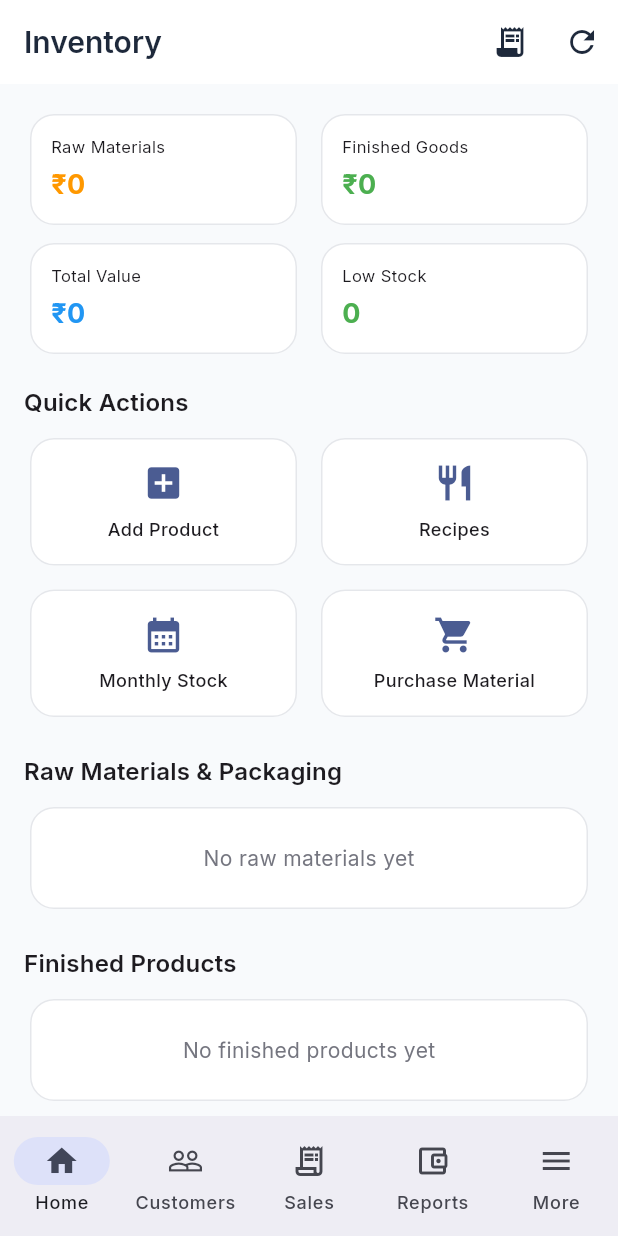
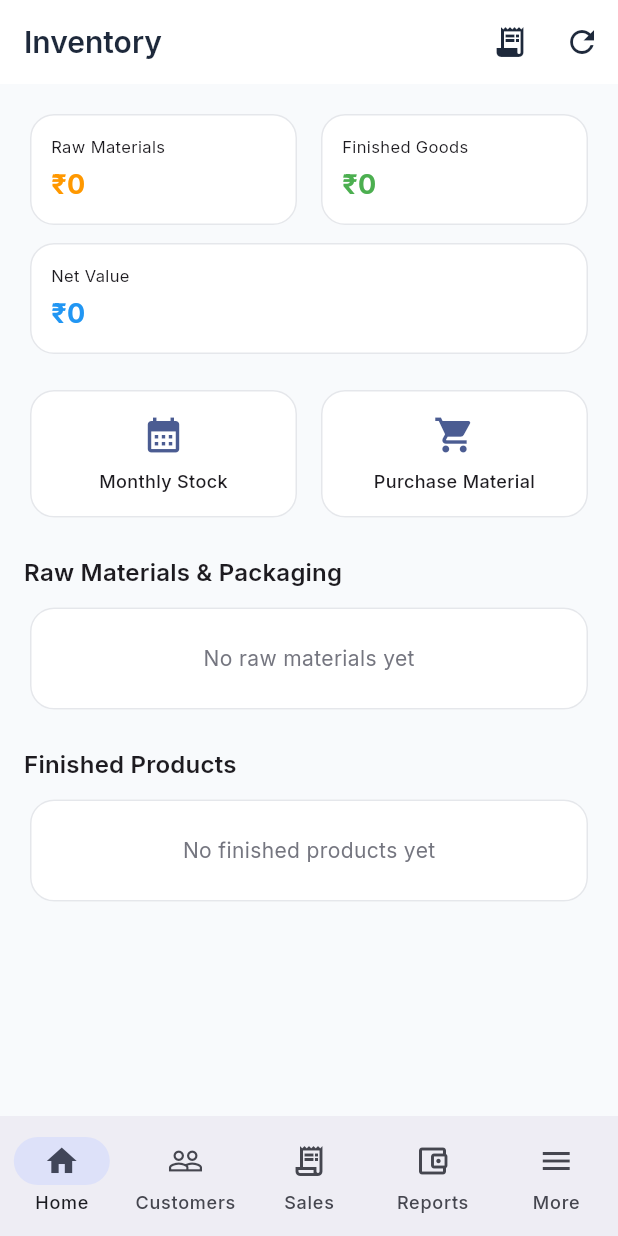
Before and after one commit to nnbabu13/wateros, a Flutter app: the InventoryDashboardScreen screen opened by its route, after a tap on the "refresh" icon, on a phone screen of 412 x 824 dp. Run offline on Flutter 3.47's test engine with Material 3 defaults, Android fonts, the phone set to English and light mode, and no system bars; our stand-ins replace connectivity_plus, flutter_riverpod, flutter_svg, gap, go_router, google_fonts and 5 more; accounts and stored records are empty.

Commit message:
Simplify inventory dashboard: raw material value = opening + purchases, finished goods = sales value, net = difference, remove recipes/add product/low stock

```diff
--- a/lib/core/router/app_router.dart
+++ b/lib/core/router/app_router.dart
@@ -27,7 +27,6 @@ import '../../features/inventory/presentation/screens/inventory_dashboard_screen
 import '../../features/inventory/presentation/screens/product_detail_screen.dart';
 import '../../features/inventory/presentation/screens/add_inventory_product_screen.dart';
 import '../../features/inventory/presentation/screens/stock_movements_screen.dart';
-import '../../features/inventory/presentation/screens/product_recipes_screen.dart';
 import '../../features/inventory/presentation/screens/monthly_stock_screen.dart';
 import '../../features/employees/presentation/screens/employees_screen.dart';
 import '../../features/employees/presentation/screens/employee_detail_screen.dart';
@@ -222,10 +221,6 @@ final appRouterProvider = Provider<GoRouter>((ref) {
                 builder: (context, state) => const StockMovementsScreen(),
               ),
               GoRoute(
-                path: 'recipes',
-                builder: (context, state) => const ProductRecipesScreen(),
-              ),
-              GoRoute(
                 path: 'monthly-stock',
                 builder: (context, state) => const MonthlyStockScreen(),
               ),
--- a/lib/features/inventory/presentation/screens/inventory_dashboard_screen.dart
+++ b/lib/features/inventory/presentation/screens/inventory_dashboard_screen.dart
@@ -1,8 +1,8 @@
 import 'package:flutter/material.dart';
+import 'package:intl/intl.dart';
 import 'package:go_router/go_router.dart';
 import 'package:supabase_flutter/supabase_flutter.dart';
 import '../../../../core/utils/business_helper.dart';
-import '../../data/models/inventory_product.dart';
 
 class InventoryDashboardScreen extends StatefulWidget {
   const InventoryDashboardScreen({super.key});
@@ -12,9 +12,14 @@ class InventoryDashboardScreen extends StatefulWidget {
 }
 
 class _InventoryDashboardScreenState extends State<InventoryDashboardScreen> {
+  bool _isLoading = true;
+  double _rawMaterialValue = 0;
+  double _finishedGoodsValue = 0;
+  double _rawMaterialOpening = 0;
+  double _rawMaterialPurchases = 0;
+  double _finishedSales = 0;
   List<Map<String, dynamic>> _rawMaterials = [];
   List<Map<String, dynamic>> _finishedProducts = [];
-  bool _isLoading = true;
 
   @override
   void initState() {
@@ -26,21 +31,64 @@ class _InventoryDashboardScreenState extends State<InventoryDashboardScreen> {
     setState(() => _isLoading = true);
     try {
       final bizId = await BusinessHelper.getOrCreateBusinessId();
-      final allProducts = await Supabase.instance.client
+      final now = DateTime.now();
+      final monthStr = DateFormat('yyyy-MM-01').format(now);
+      final monthStart = DateFormat('yyyy-MM-dd').format(DateTime(now.year, now.month, 1));
+      final monthEnd = DateFormat('yyyy-MM-dd').format(DateTime(now.year, now.month + 1, 0));
+
+      final productsFuture = Supabase.instance.client
           .from('products')
           .select('id, name, product_type, unit, packaging_unit, conversion_quantity, current_stock, minimum_stock, purchase_price, average_cost, selling_price, is_active')
           .eq('business_id', bizId)
           .eq('is_active', true)
           .order('name');
+
+      final rawOpeningFuture = Supabase.instance.client
+          .from('stock_entries')
+          .select('total_value')
+          .eq('business_id', bizId)
+          .eq('month', monthStr)
+          .eq('entry_type', 'opening');
+
+      final purchasesFuture = Supabase.instance.client
+          .from('purchase_items')
+          .select('total_amount, product_id, products!inner(product_type, business_id)')
+          .eq('products.business_id', bizId)
+          .eq('products.product_type', 'raw_material')
+          .gte('created_at', monthStart)
+          .lte('created_at', monthEnd);
+
+      final salesFuture = Supabase.instance.client
+          .from('sales')
+          .select('total_amount')
+          .eq('business_id', bizId)
+          .neq('status', 'cancelled')
+          .gte('invoice_date', monthStart)
+          .lte('invoice_date', monthEnd);
+
+      final results = await Future.wait([productsFuture, rawOpeningFuture, purchasesFuture, salesFuture]);
+
+      final allProducts = List<Map<String, dynamic>>.from(results[0] as List);
+      final rawOpening = List<Map<String, dynamic>>.from(results[1] as List);
+      final purchaseItems = List<Map<String, dynamic>>.from(results[2] as List);
+      final salesData = List<Map<String, dynamic>>.from(results[3] as List);
+
+      final rawOpeningValue = rawOpening.fold<double>(0, (s, e) => s + ((e['total_value'] as num?)?.toDouble() ?? 0));
+      final rawPurchasesValue = purchaseItems.fold<double>(0, (s, e) => s + ((e['total_amount'] as num?)?.toDouble() ?? 0));
+      final salesValue = salesData.fold<double>(0, (s, e) => s + ((e['total_amount'] as num?)?.toDouble() ?? 0));
+
+      final rawList = allProducts.where((p) => ['raw_material', 'packaging'].contains(p['product_type'])).toList();
+      final finishedList = allProducts.where((p) => p['product_type'] == 'finished_product').toList();
+
       if (mounted) {
-        final allList = List<Map<String, dynamic>>.from(allProducts as List);
         setState(() {
-          _rawMaterials = allList
-              .where((p) => ['raw_material', 'packaging'].contains(p['product_type']))
-              .toList();
-          _finishedProducts = allList
-              .where((p) => p['product_type'] == 'finished_product')
-              .toList();
+          _rawMaterials = rawList;
+          _finishedProducts = finishedList;
+          _rawMaterialOpening = rawOpeningValue;
+          _rawMaterialPurchases = rawPurchasesValue;
+          _rawMaterialValue = rawOpeningValue + rawPurchasesValue;
+          _finishedSales = salesValue;
+          _finishedGoodsValue = salesValue;
           _isLoading = false;
         });
       }
@@ -52,23 +100,7 @@ class _InventoryDashboardScreenState extends State<InventoryDashboardScreen> {
   @override
   Widget build(BuildContext context) {
     final cs = Theme.of(context).colorScheme;
-    final rawValue = _rawMaterials.fold<double>(0, (s, p) {
-      final stock = (p['current_stock'] as num?)?.toDouble() ?? 0;
-      final cost = (p['average_cost'] as num?)?.toDouble() ?? 0;
-      return s + stock * cost;
-    });
-    final finishedValue = _finishedProducts.fold<double>(0, (s, p) {
-      final stock = (p['current_stock'] as num?)?.toDouble() ?? 0;
-      final price = (p['selling_price'] as num?)?.toDouble() ?? 0;
-      return s + stock * price;
-    });
-    final lowStockCount = [..._rawMaterials, ..._finishedProducts]
-        .where((p) {
-          final stock = (p['current_stock'] as num?)?.toDouble() ?? 0;
-          final min = (p['minimum_stock'] as num?)?.toDouble() ?? 0;
-          return min > 0 && stock <= min;
-        })
-        .length;
+    final netValue = _rawMaterialValue - _finishedGoodsValue;
 
     return Scaffold(
       appBar: AppBar(
@@ -87,30 +119,14 @@ class _InventoryDashboardScreenState extends State<InventoryDashboardScreen> {
                 children: [
                   Row(
                     children: [
-                      _valueCard('Raw Materials', rawValue, Colors.orange),
+                      _valueCard('Raw Materials', _rawMaterialValue, Colors.orange),
                       const SizedBox(width: 8),
-                      _valueCard('Finished Goods', finishedValue, Colors.green),
+                      _valueCard('Finished Goods', _finishedGoodsValue, Colors.green),
                     ],
                   ),
                   const SizedBox(height: 4),
-                  Row(
-                    children: [
-                      _valueCard('Total Value', rawValue + finishedValue, Colors.blue),
-                      const SizedBox(width: 8),
-                      _valueCard('Low Stock', lowStockCount.toDouble(), lowStockCount > 0 ? Colors.red : Colors.green),
-                    ],
-                  ),
+                  _valueCard('Net Value', netValue, Colors.blue),
                   const SizedBox(height: 16),
-                  _sectionHeader('Quick Actions', null),
-                  const SizedBox(height: 8),
-                  Row(
-                    children: [
-                      _actionTile(Icons.add_box, 'Add Product', '/products/add'),
-                      const SizedBox(width: 8),
-                      _actionTile(Icons.restaurant, 'Recipes', '/inventory/recipes'),
-                    ],
-                  ),
-                  const SizedBox(height: 8),
                   Row(
                     children: [
                       _actionTile(Icons.calendar_month, 'Monthly Stock', '/inventory/monthly-stock'),
@@ -149,7 +165,7 @@ class _InventoryDashboardScreenState extends State<InventoryDashboardScreen> {
               Text(label, style: TextStyle(fontSize: 11, color: Theme.of(context).textTheme.bodySmall?.color)),
               const SizedBox(height: 4),
               Text(
-                label.contains('Stock') ? '${value.toInt()}' : '₹${value.toStringAsFixed(0)}',
+                '₹${value.toStringAsFixed(0)}',
                 style: TextStyle(fontWeight: FontWeight.w700, fontSize: 18, color: color),
               ),
             ],
@@ -202,9 +218,7 @@ class _InventoryDashboardScreenState extends State<InventoryDashboardScreen> {
 
   Widget _materialTile(Map<String, dynamic> p) {
     final stock = (p['current_stock'] as num?)?.toDouble() ?? 0;
-    final minStock = (p['minimum_stock'] as num?)?.toDouble() ?? 0;
     final avgCost = (p['average_cost'] as num?)?.toDouble() ?? 0;
-    final isLow = stock <= minStock && minStock > 0;
     final unit = p['unit'] as String? ?? '';
     final type = p['product_type'] as String? ?? '';
     final typeColor = type == 'raw_material' ? Colors.orange : Colors.teal;
@@ -219,21 +233,7 @@ class _InventoryDashboardScreenState extends State<InventoryDashboardScreen> {
         title: Text(p['name'] as String, style: const TextStyle(fontWeight: FontWeight.w500)),
         subtitle: Text('${stock.toInt()} $unit • ₹${avgCost.toStringAsFixed(0)}/$unit',
             style: const TextStyle(fontSize: 12)),
-        trailing: Row(
-          mainAxisSize: MainAxisSize.min,
-          children: [
-            if (isLow)
-              Container(
-                padding: const EdgeInsets.symmetric(horizontal: 6, vertical: 2),
-                decoration: BoxDecoration(color: Colors.red.withOpacity(0.1), borderRadius: BorderRadius.circular(4)),
-                child: const Text('LOW', style: TextStyle(fontSize: 9, fontWeight: FontWeight.w700, color: Colors.red)),
-              )
-            else
-              Text('₹${(stock * avgCost).toStringAsFixed(0)}', style: const TextStyle(fontWeight: FontWeight.w600)),
-            const SizedBox(width: 4),
-            const Icon(Icons.chevron_right, size: 18),
-          ],
-        ),
+        trailing: Text('₹${(stock * avgCost).toStringAsFixed(0)}', style: const TextStyle(fontWeight: FontWeight.w600)),
         onTap: () => context.push('/inventory/${p['id']}/edit'),
       ),
     );
@@ -242,11 +242,9 @@ class _InventoryDashboardScreenState extends State<InventoryDashboardScreen> {
   Widget _finishedProductTile(Map<String, dynamic> p) {
     final stock = (p['current_stock'] as num?)?.toDouble() ?? 0;
     final sellPrice = (p['selling_price'] as num?)?.toDouble() ?? 0;
-    final minStock = (p['minimum_stock'] as num?)?.toDouble() ?? 0;
     final unit = p['unit'] as String? ?? '';
     final pkgUnit = p['packaging_unit'] as String?;
     final conv = (p['conversion_quantity'] as num?)?.toDouble() ?? 1;
-    final isLow = stock <= minStock && minStock > 0;
 
     String stockText = '${stock.toInt()} $unit';
     if (pkgUnit != null && conv > 1) {
@@ -268,19 +266,6 @@ class _InventoryDashboardScreenState extends State<InventoryDashboardScreen> {
         ),
         title: Text(p['name'] as String, style: const TextStyle(fontWeight: FontWeight.w500)),
         subtitle: Text('$stockText • ₹$sellPrice', style: const TextStyle(fontSize: 12)),
-        trailing: Row(
-          mainAxisSize: MainAxisSize.min,
-          children: [
-            if (isLow)
-              Container(
-                padding: const EdgeInsets.symmetric(horizontal: 6, vertical: 2),
-                decoration: BoxDecoration(color: Colors.red.withOpacity(0.1), borderRadius: BorderRadius.circular(4)),
-                child: const Text('LOW', style: TextStyle(fontSize: 9, fontWeight: FontWeight.w700, color: Colors.red)),
-              ),
-            const SizedBox(width: 4),
-            const Icon(Icons.chevron_right, size: 18),
-          ],
-        ),
         onTap: () => context.push('/inventory/${p['id']}/edit'),
       ),
     );
```
